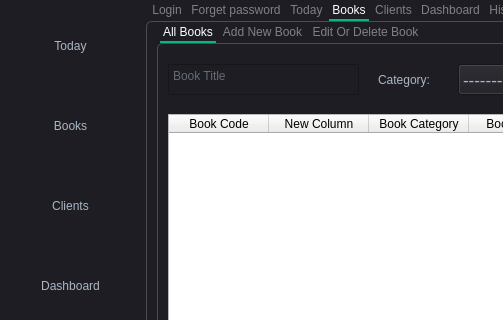
This is main.ui in AlwaleedAlroomi/Library-app-Python as Qt 5 draws it before an edit; both pictures show x 0 to 503 and y 0 to 320 of the 904 by 626 pixel window. The edited form follows.
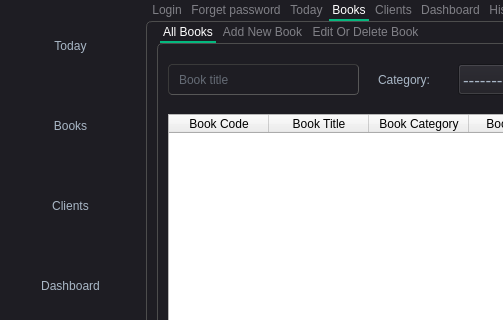
This is the edited form. The open tabs and pages were chosen to show the change. Icons and pictures are not drawn.

Commit message: Working on book searching function

```diff
--- a/main.ui
+++ b/main.ui
@@ -878,19 +878,6 @@
          </property>
         </item>
        </widget>
-       <widget class="QTextEdit" name="textEdit_2">
-        <property name="geometry">
-         <rect>
-          <x>10</x>
-          <y>20</y>
-          <width>191</width>
-          <height>31</height>
-         </rect>
-        </property>
-        <property name="placeholderText">
-         <string>Book Title</string>
-        </property>
-       </widget>
        <widget class="QLabel" name="label">
         <property name="geometry">
          <rect>
@@ -923,7 +910,7 @@
         </column>
         <column>
          <property name="text">
-          <string>New Column</string>
+          <string>Book Title</string>
          </property>
         </column>
         <column>
@@ -971,6 +958,19 @@
          <string>Import</string>
         </property>
        </widget>
+       <widget class="QLineEdit" name="lineEdit">
+        <property name="geometry">
+         <rect>
+          <x>10</x>
+          <y>20</y>
+          <width>191</width>
+          <height>31</height>
+         </rect>
+        </property>
+        <property name="placeholderText">
+         <string>Book title</string>
+        </property>
+       </widget>
       </widget>
       <widget class="QWidget" name="tab_9">
        <attribute name="title">
```
Left out of the diff: 2 changed lines with no effect on the pictures. The commit also changes 2 other files.
